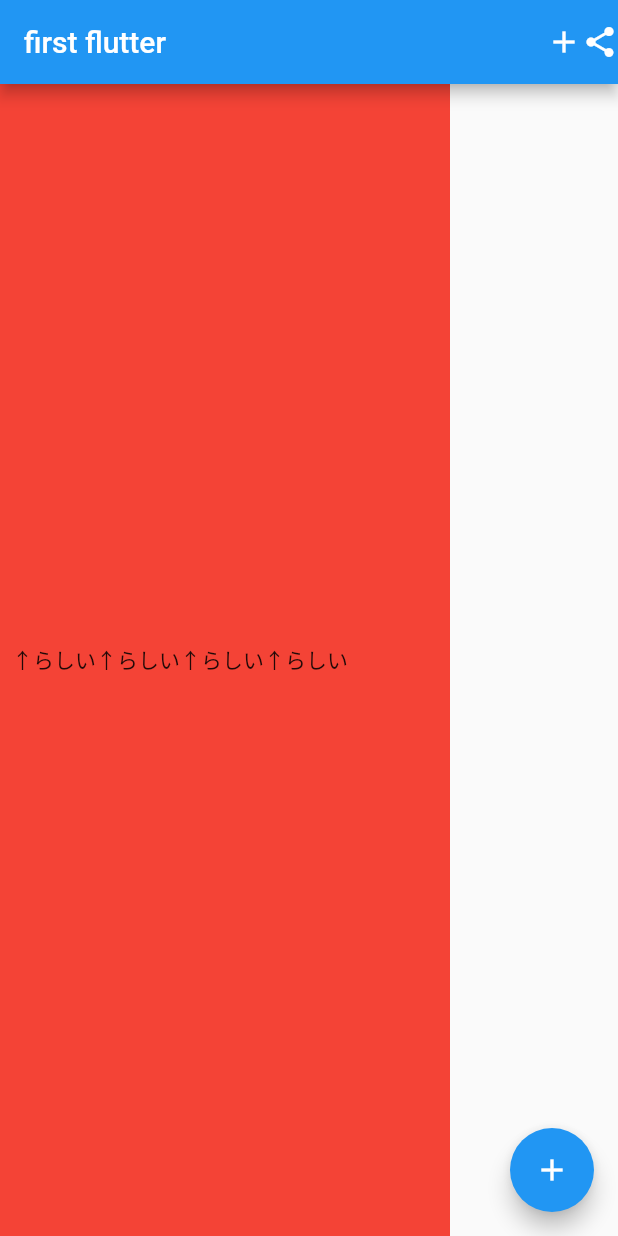
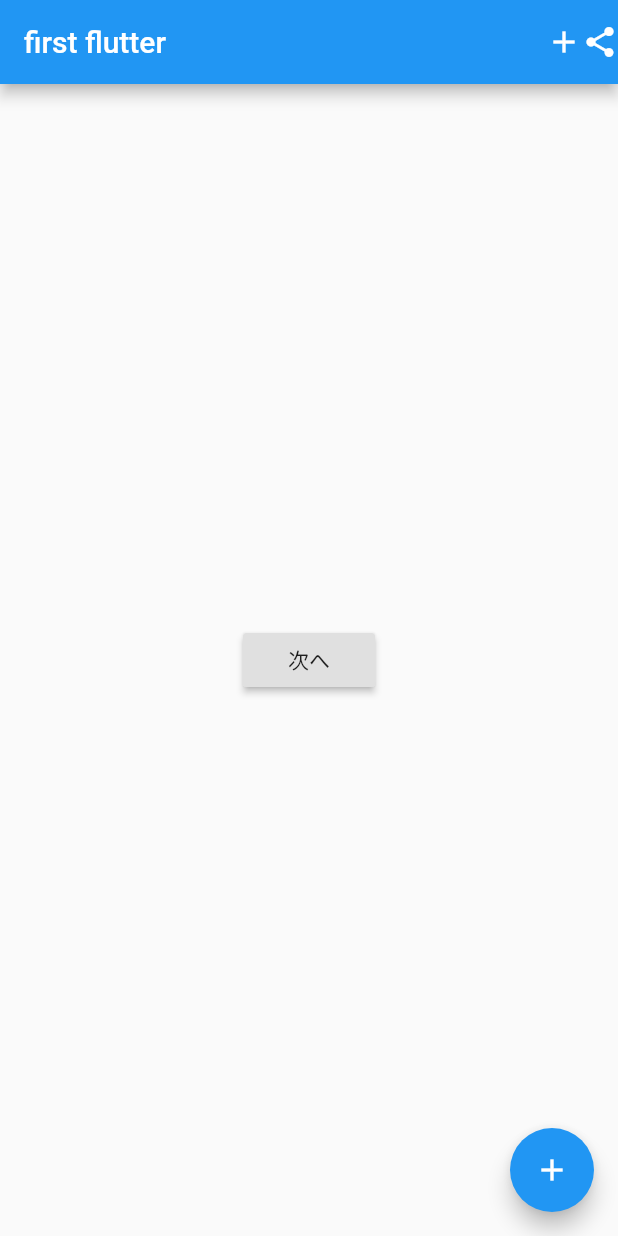
Before and after one commit to 11miyassie/first_flutter_app, a Flutter app: the screen it shows after launch, on a phone screen of 412 x 824 dp. Run offline on Flutter 3.47's test engine with Material 2 defaults, Android fonts, the phone set to English and light mode, and no system bars.

Commit message:
button widget, onpressed widget

```diff
--- a/lib/main.dart
+++ b/lib/main.dart
@@ -47,20 +47,12 @@ class _MyHomePageState extends State<MyHomePage> {
           Icon(Icons.share)
         ],
       ),
-      body: Container(
-        color: Colors.red,
-        height: double.infinity,
-        width: 300,
-        child: Padding(
-          padding: const EdgeInsets.all(8.0),
-          child: Row(
-            children: <Widget>[
-              Text('↑らしい'),
-              Text('↑らしい'),
-              Text('↑らしい'),
-              Text('↑らしい'),
-            ],
-          ),
+      body: Center(
+        child: RaisedButton(
+          child: Text('次へ'),
+          onPressed: (){
+            // ここに押したら反応するコードをかく
+          },
         ),
       ),
       floatingActionButton: FloatingActionButton(
```
Also changed, not shown: 1 other file.
